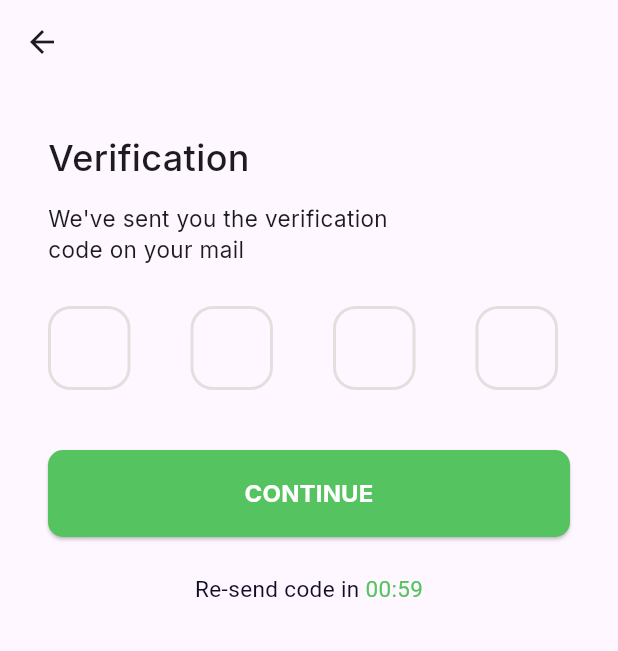
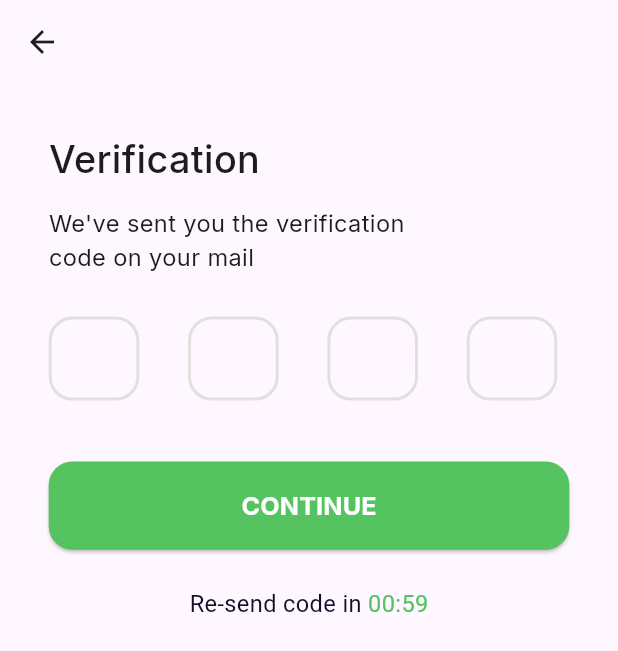
Before and after one commit to AndMkh7/caloriesgram, a Flutter app: the Verification screen opened directly with empty values, on a phone screen of 412 x 824 dp. Shown: the top 651 px of the screen. Run offline on Flutter 3.47's test engine with Material 3 defaults, Android fonts, the phone set to English and light mode, and no system bars; drawn by our look-alikes of flutter_otp_text_field; our stand-ins replace firebase_auth, firebase_core, fl_chart, flutter_svg, google_fonts, google_sign_in and 1 more; missing offline and left inert: email_otp; accounts and stored records are empty.

Commit message:
Feat - CG-4 Added responsiveness for Verification screen

```diff
--- a/lib/screens/verification/verification.dart
+++ b/lib/screens/verification/verification.dart
@@ -3,6 +3,7 @@ import 'package:email_otp/email_otp.dart';
 import 'package:flutter/material.dart';
 import 'package:flutter/services.dart';
 import 'package:flutter_otp_text_field/flutter_otp_text_field.dart';
+import '../../services/responsive_sizer.dart';
 import '../../values/app_colors.dart';
 import '../sign_in/sign_in.dart';
 
@@ -72,31 +73,38 @@ class VerificationState extends State<Verification> {
     return Scaffold(
       appBar: AppBar(title: const Text('')),
       body: ListView(
-        padding: const EdgeInsets.all(32.0),
+        padding: EdgeInsets.all(ResponsiveSizer.verticalScale(32)),
         children: [
-          const Text(
+          Text(
             'Verification',
-            style: TextStyle(fontSize: 24, fontWeight: FontWeight.w500),
+            style: TextStyle(
+                fontSize: ResponsiveSizer.moderateScale(24),
+                fontWeight: FontWeight.w500),
           ),
-          const SizedBox(height: 13),
-          const Text(
+          SizedBox(height: ResponsiveSizer.verticalScale(13)),
+          Text(
             'We\'ve sent you the verification',
-            style: TextStyle(fontSize: 15, fontWeight: FontWeight.w400),
+            style: TextStyle(
+                fontSize: ResponsiveSizer.moderateScale(15),
+                fontWeight: FontWeight.w400),
           ),
-          const Text(
+          Text(
             'code on your mail',
-            style: TextStyle(fontSize: 15, fontWeight: FontWeight.w400),
+            style: TextStyle(
+                fontSize: ResponsiveSizer.moderateScale(15),
+                fontWeight: FontWeight.w400),
           ),
-          const SizedBox(height: 27.0),
+          SizedBox(height: ResponsiveSizer.verticalScale(27)),
           OtpTextField(
             mainAxisAlignment: MainAxisAlignment.spaceBetween,
             keyboardType: TextInputType.number,
             numberOfFields: 4,
             focusedBorderColor: AppColors.primaryColor,
             enabledBorderColor: AppColors.borderColor,
-            borderRadius: BorderRadius.circular(15),
+            borderRadius:
+                BorderRadius.circular(ResponsiveSizer.moderateScale(15)),
             showFieldAsBox: true,
-            fieldWidth: 55,
+            fieldWidth: ResponsiveSizer.horizontalScale(55),
             inputFormatters: [
               FilteringTextInputFormatter.digitsOnly,
             ],
@@ -116,10 +124,10 @@ class VerificationState extends State<Verification> {
                           onPressed: () {
                             Navigator.of(context).pop();
                           },
-                          child: const Text(
+                          child: Text(
                             'OK',
                             style: TextStyle(
-                                fontSize: 18,
+                                fontSize: ResponsiveSizer.moderateScale(18),
                                 fontWeight: FontWeight.w600,
                                 color: AppColors.primaryColor),
                           ),
@@ -141,10 +149,10 @@ class VerificationState extends State<Verification> {
                           onPressed: () {
                             Navigator.of(context).pop();
                           },
-                          child: const Text(
+                          child: Text(
                             'OK',
                             style: TextStyle(
-                                fontSize: 18,
+                                fontSize: ResponsiveSizer.moderateScale(18),
                                 fontWeight: FontWeight.w600,
                                 color: AppColors.primaryColor),
                           ),
@@ -156,10 +164,10 @@ class VerificationState extends State<Verification> {
               }
             },
           ),
-          const SizedBox(height: 40),
+          SizedBox(height: ResponsiveSizer.verticalScale(40)),
           SizedBox(
             width: double.infinity,
-            height: 58,
+            height: ResponsiveSizer.verticalScale(58),
             child: ElevatedButton(
               onPressed: () {
                 Navigator.pushReplacement(
@@ -172,29 +180,33 @@ class VerificationState extends State<Verification> {
               style: ElevatedButton.styleFrom(
                 backgroundColor: AppColors.primaryColor,
                 shape: RoundedRectangleBorder(
-                  borderRadius: BorderRadius.circular(10),
+                  borderRadius:
+                      BorderRadius.circular(ResponsiveSizer.moderateScale(15)),
                 ),
               ),
-              child: const Text('CONTINUE',
+              child: Text('CONTINUE',
                   style: TextStyle(
-                      fontSize: 16,
+                      fontSize: ResponsiveSizer.moderateScale(16),
                       fontWeight: FontWeight.bold,
                       color: Colors.white)),
             ),
           ),
-          const SizedBox(height: 24),
+          SizedBox(height: ResponsiveSizer.verticalScale(24)),
           Center(
             child: Text.rich(
               TextSpan(
                 children: [
-                  const TextSpan(
+                  TextSpan(
                     text: 'Re-send code in ',
-                    style: TextStyle(fontSize: 15, color: AppColors.black),
+                    style: TextStyle(
+                        fontSize: ResponsiveSizer.moderateScale(15),
+                        color: AppColors.black),
                   ),
                   TextSpan(
                     text: _formatTime(_secondsRemaining),
-                    style: const TextStyle(
-                        fontSize: 15, color: AppColors.primaryColor),
+                    style: TextStyle(
+                        fontSize: ResponsiveSizer.moderateScale(15),
+                        color: AppColors.primaryColor),
                   ),
                 ],
               ),
```
